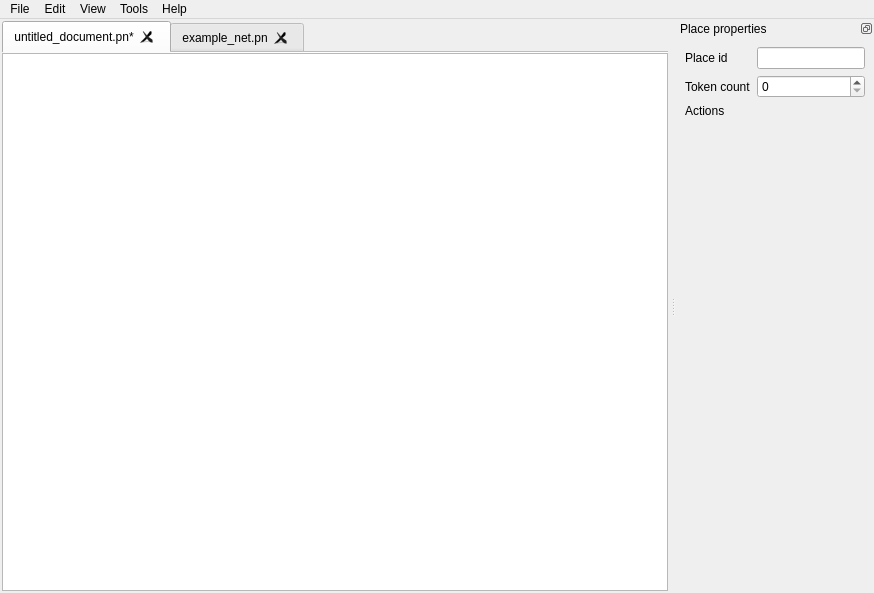
Qt form src/ui/main_window.ui (KrivanTomas/icp2026-petri-net) before a commit.
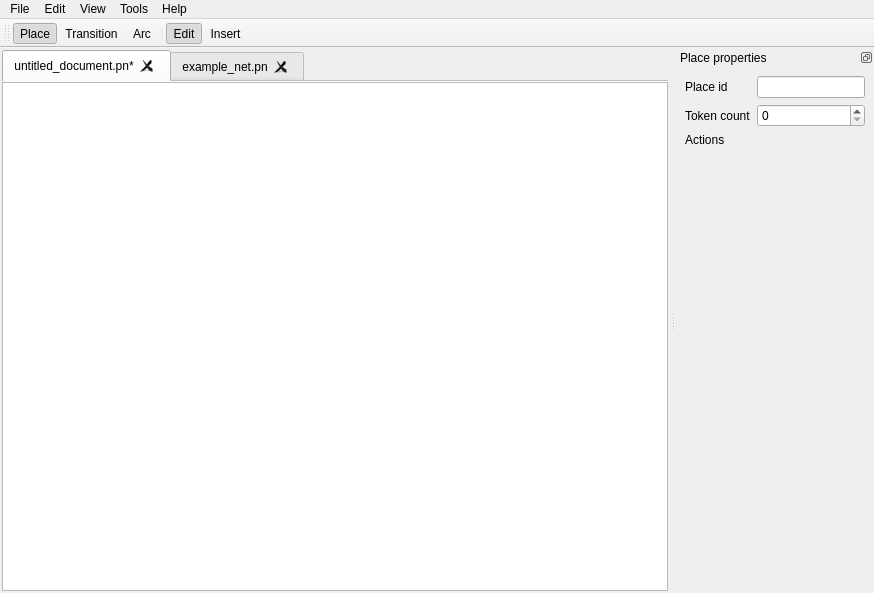
The same form after that commit. Icons and pictures are not drawn.

Commit message: feat(editor): Editor modes, place and transition shapes

Diff of the .ui file:
```diff
--- a/src/ui/main_window.ui
+++ b/src/ui/main_window.ui
@@ -211,6 +211,23 @@
     </layout>
    </widget>
   </widget>
+  <widget class="QToolBar" name="toolBar">
+   <property name="windowTitle">
+    <string>toolBar</string>
+   </property>
+   <attribute name="toolBarArea">
+    <enum>TopToolBarArea</enum>
+   </attribute>
+   <attribute name="toolBarBreak">
+    <bool>false</bool>
+   </attribute>
+   <addaction name="actionPlace"/>
+   <addaction name="actionTransition"/>
+   <addaction name="actionArc"/>
+   <addaction name="separator"/>
+   <addaction name="actionModeEdit"/>
+   <addaction name="actionModeInsert"/>
+  </widget>
   <action name="actionNew">
    <property name="icon">
     <iconset theme="document-new"/>
@@ -258,6 +275,77 @@
     <string>Export</string>
    </property>
   </action>
+  <actiongroup name="InsertGroup">
+   <action name="actionPlace">
+    <property name="checkable">
+     <bool>true</bool>
+    </property>
+    <property name="checked">
+     <bool>true</bool>
+    </property>
+    <property name="text">
+     <string>Place</string>
+    </property>
+    <property name="toolTip">
+     <string>Inset a place</string>
+    </property>
+    <property name="menuRole">
+     <enum>QAction::MenuRole::NoRole</enum>
+    </property>
+   </action>
+   <action name="actionTransition">
+    <property name="checkable">
+     <bool>true</bool>
+    </property>
+    <property name="text">
+     <string>Transition</string>
+    </property>
+    <property name="menuRole">
+     <enum>QAction::MenuRole::NoRole</enum>
+    </property>
+   </action>
+   <action name="actionArc">
+    <property name="checkable">
+     <bool>true</bool>
+    </property>
+    <property name="text">
+     <string>Arc</string>
+    </property>
+    <property name="menuRole">
+     <enum>QAction::MenuRole::NoRole</enum>
+    </property>
+   </action>
+  </actiongroup>
+  <actiongroup name="ModeGroup">
+   <action name="actionModeEdit">
+    <property name="checkable">
+     <bool>true</bool>
+    </property>
+    <property name="checked">
+     <bool>true</bool>
+    </property>
+    <property name="text">
+     <string>Edit</string>
+    </property>
+    <property name="menuRole">
+     <enum>QAction::MenuRole::NoRole</enum>
+    </property>
+   </action>
+   <action name="actionModeInsert">
+    <property name="checkable">
+     <bool>true</bool>
+    </property>
+    <property name="icon">
+     <iconset theme="list-add"/>
+    </property>
+    <property name="text">
+     <string>Insert</string>
+    </property>
+    <property name="menuRole">
+     <enum>QAction::MenuRole::NoRole</enum>
+    </property>
+   </action>
+  </actiongroup>
  </widget>
  <resources/>
  <connections/>
```
Left out of the diff: 9 changed lines with no effect on the pictures. The commit also changes 11 other files.
